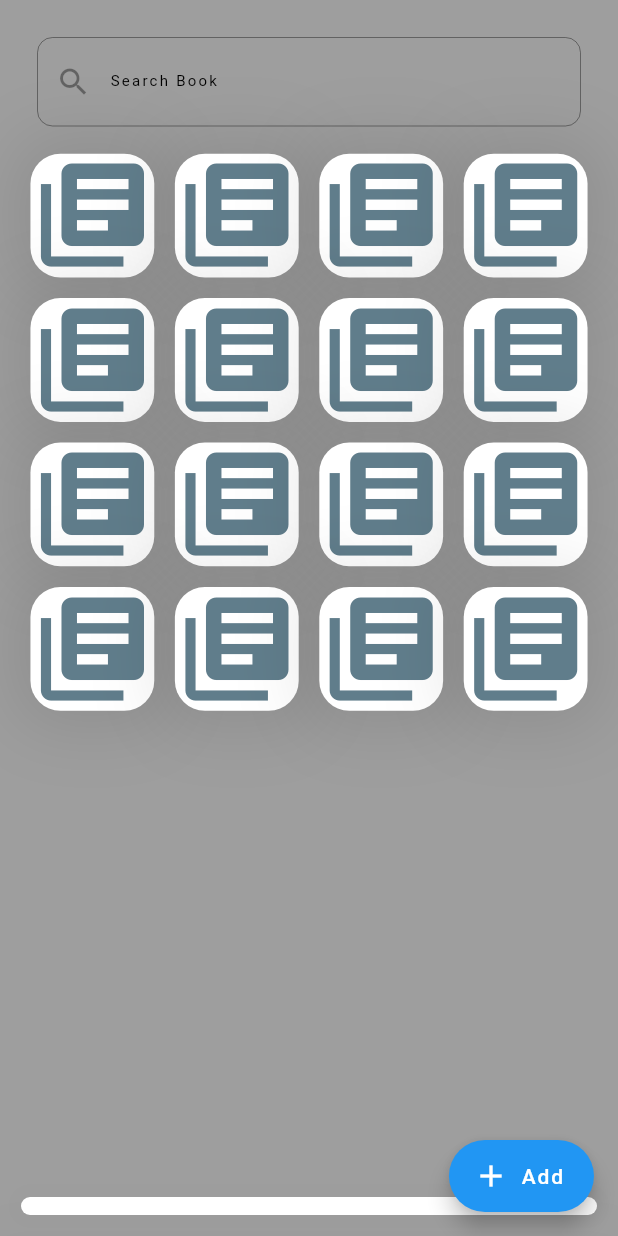
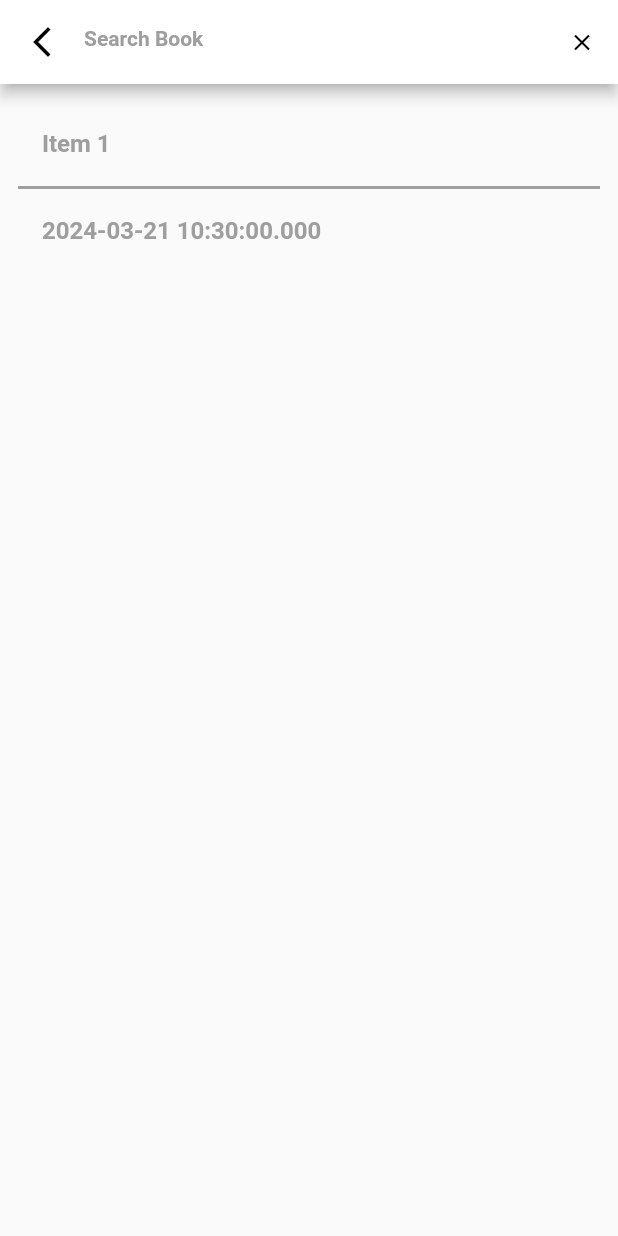
Before and after one commit to MahmoudTarek12339/eLocalize, a Flutter app: the screen it shows after launch, after a tap on "Search Book", on a phone screen of 412 x 824 dp. Run offline on Flutter 3.47's test engine with Material 2 defaults, Android fonts, the phone set to English and light mode, and no system bars; drawn by our look-alikes of substring_highlight; our stand-ins replace flutter_staggered_animations.

Commit message:
search screen design done

```diff
--- a/lib/presentation/main/main_screen.dart
+++ b/lib/presentation/main/main_screen.dart
@@ -1,4 +1,6 @@
 import 'package:elocalize/presentation/books/view/books_view.dart';
+import 'package:elocalize/presentation/common/common_widgets/hero_widget.dart';
+import 'package:elocalize/presentation/search/view/search_view.dart';
 import 'package:flutter/material.dart';
 import 'package:flutter_staggered_animations/flutter_staggered_animations.dart';
 
@@ -14,16 +16,15 @@ class MainScreen extends StatelessWidget {
       backgroundColor: Colors.grey,
       body: Padding(
         padding: const EdgeInsets.all(10.0),
-        child: Column(
-            /*heroWidget(
-              'search Recipe',
-              ),*/
-            children: [
+        child: Column(children: [
+          HeroWidget(
+            'Search Book',
             Padding(
               padding: const EdgeInsets.all(15.0),
               child: InkWell(
                 onTap: () {
-                    //Navigator.pushNamed(context, Routes.searchRecipe);
+                  Navigator.of(context).push(
+                      MaterialPageRoute(builder: (context) => SearchView()));
                 },
                 child: TextField(
                   decoration: InputDecoration(
@@ -33,6 +34,7 @@ class MainScreen extends StatelessWidget {
                       labelText: 'Search Book',
                       labelStyle: Theme.of(context).textTheme.labelSmall,
                       enabled: false),
+                ),
               ),
             ),
           ),
@@ -55,17 +57,16 @@ class MainScreen extends StatelessWidget {
                         child: FadeInAnimation(
                           child: InkWell(
                             onTap: () {
-                                  Navigator.of(context).push(MaterialPageRoute(builder: (context)=>const BooksView()));
+                              Navigator.of(context).push(MaterialPageRoute(
+                                  builder: (context) => const BooksView()));
                             },
                             child: Container(
                               margin: EdgeInsets.only(
-                                      bottom: w / 30,
-                                      left: w / 60,
-                                      right: w / 60),
+                                  bottom: w / 30, left: w / 60, right: w / 60),
                               decoration: BoxDecoration(
                                 color: Colors.white,
-                                    borderRadius: const BorderRadius.all(
-                                        Radius.circular(20)),
+                                borderRadius:
+                                    const BorderRadius.all(Radius.circular(20)),
                                 boxShadow: [
                                   BoxShadow(
                                     color: Colors.black.withOpacity(0.1),
--- /dev/null
+++ b/lib/presentation/search/view/search_view.dart
@@ -0,0 +1,85 @@
+import 'package:elocalize/presentation/search/widgets/search_item.dart';
+import 'package:flutter/material.dart';
+
+class SearchView extends StatelessWidget {
+  SearchView({super.key});
+
+  final _queryController = TextEditingController();
+
+  @override
+  Widget build(BuildContext context) {
+    return Scaffold(
+      appBar: AppBar(
+        backgroundColor: Colors.white,
+        titleSpacing: 0,
+        leading: IconButton(
+            onPressed: () {
+              Navigator.pop(context);
+            },
+            icon: const Icon(Icons.arrow_back_ios_new, color: Colors.black)),
+        title: TextFormField(
+          controller: _queryController,
+          onChanged: (value) {
+            //_viewModel.setQuery(_queryController.text);
+          },
+          decoration: InputDecoration(
+            hintText: 'Search Book',
+            hintStyle: const TextStyle(
+              fontSize: 14,
+              fontWeight: FontWeight.w600,
+              color: Colors.grey,
+            ),
+            border: InputBorder.none,
+            suffixIcon: IconButton(
+              onPressed: () {
+                _queryController.clear();
+                //_viewModel.setQuery('');
+              },
+              icon: const Icon(
+                Icons.close,
+                color: Colors.black,
+                size: 18,
+              ),
+            ),
+          ),
+        ),
+      ),
+      body: SizedBox.expand(
+        child: StreamBuilder<List<String>>(
+          stream: Stream.periodic(const Duration(seconds: 1), (count) {
+            return ['Item ${count + 1}', DateTime.now().toString()];
+          }).take(5),
+          builder: (context, snapShot) {
+            if (snapShot.hasData && snapShot.data!.isNotEmpty) {
+              return Padding(
+                  padding: const EdgeInsets.all(12),
+                  child: ListView.separated(
+                      physics: const BouncingScrollPhysics(),
+                      itemBuilder: (context, index) {
+                        return SearchItem(snapShot.data![index],_queryController);
+                      },
+                      separatorBuilder: (context, index) {
+                        return Container(
+                            height: 2,
+                            width: double.infinity,
+                            color: const Color(0xff9E9E9E));
+                      },
+                      itemCount: snapShot.data!.length));
+            } else {
+              return const Center(
+                child: Text(
+                  "No Result Found",
+                  style: TextStyle(
+                    fontSize: 22,
+                    fontWeight: FontWeight.w600,
+                    color: Colors.black,
+                  ),
+                ),
+              );
+            }
+          },
+        ),
+      ),
+    );
+  }
+}
--- /dev/null
+++ b/lib/presentation/search/widgets/search_item.dart
@@ -0,0 +1,34 @@
+import 'package:flutter/material.dart';
+import 'package:substring_highlight/substring_highlight.dart';
+
+class SearchItem extends StatelessWidget {
+  final String title;
+  final TextEditingController _queryController;
+
+  const SearchItem(this.title, this._queryController, {super.key});
+
+  @override
+  Widget build(BuildContext context) {
+    return ListTile(
+      onTap: () {
+        /*Navigator.pushNamed(context, Routes.recipesResults,
+              arguments: {'query':title});*/
+      },
+      title: SubstringHighlight(
+        text: title,
+        term: _queryController.text,
+        overflow: TextOverflow.ellipsis,
+        textStyle: const TextStyle(
+          fontSize: 16,
+          fontWeight: FontWeight.w600,
+          color: Colors.grey,
+        ),
+        textStyleHighlight: const TextStyle(
+          fontSize: 16,
+          fontWeight: FontWeight.w600,
+          color: Colors.black,
+        ),
+      ),
+    );
+  }
+}
--- a/pubspec.yaml
+++ b/pubspec.yaml
@@ -36,6 +36,7 @@ dependencies:
   # Use with the CupertinoIcons class for iOS style icons.
   cupertino_icons: ^1.0.2
   flutter_staggered_animations: ^1.1.1
+  substring_highlight: ^1.0.33
 
 dev_dependencies:
   flutter_test:
```
Also changed, not shown: pubspec.lock. Lines whose indentation alone changed are shown as unchanged.
